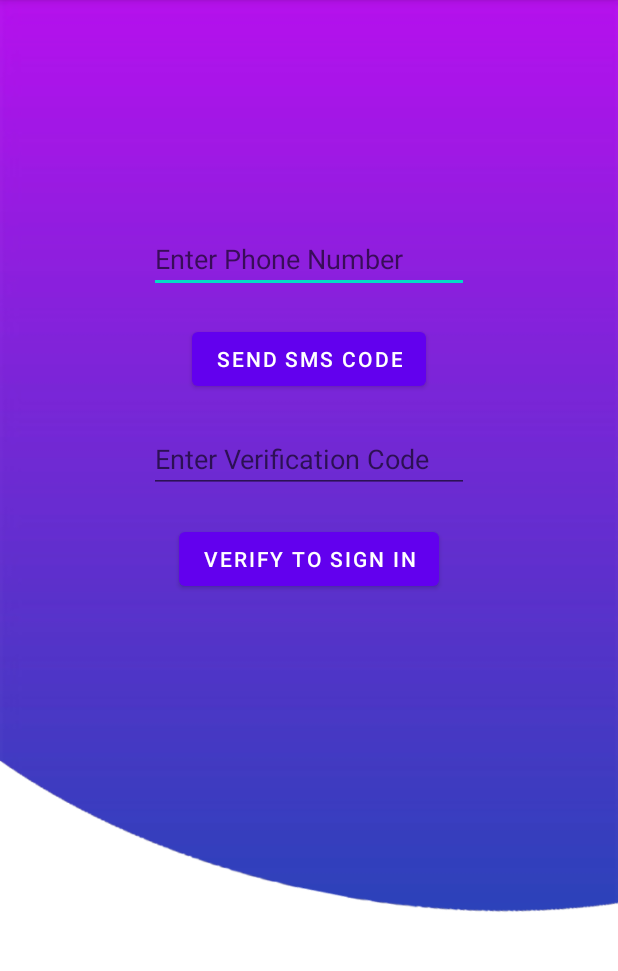
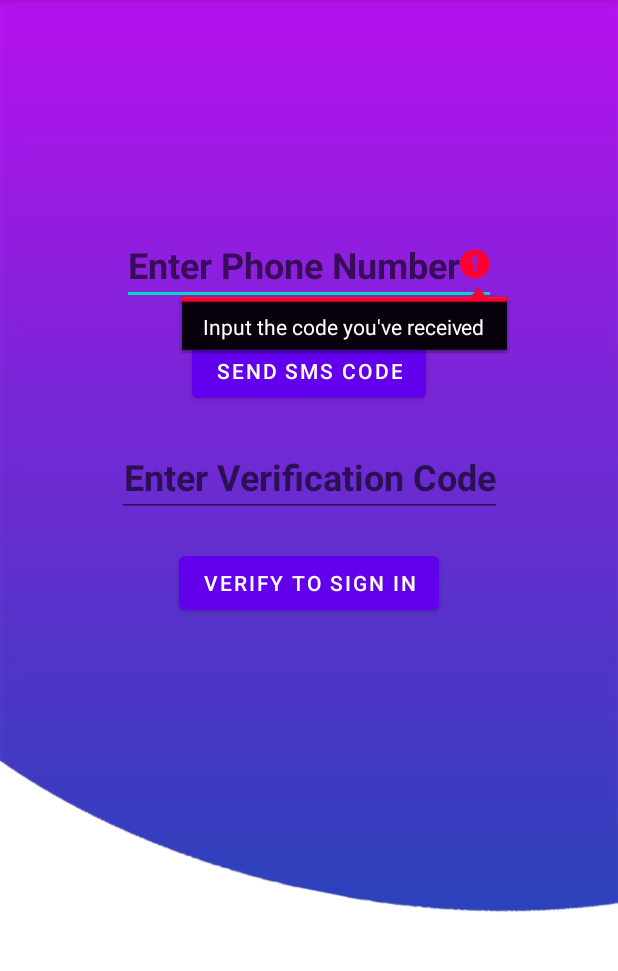
Before and after one commit to christyansegecs/AdviceMeApp, an Android app: the PhoneActivity screen opened directly, with no data from a screen before it, after a tap on "VERIFY TO SIGN IN", on a phone screen of 412 x 824 dp, the part 84-1055 px from its top. Run offline under Robolectric (Android 15) with nearby library versions, the phone set to English and light mode, and no system bars; our stand-ins replace Firebase (no records; nobody signed in at launch, a user with empty details on screens opened directly); 1 other tap on this screen came first.

Commit message:
Add some Phone Login validations and implements brazilian formated input phone

```diff
--- a/app/src/main/java/com/chris/adviceapp/view/LoginActivity.kt
+++ b/app/src/main/java/com/chris/adviceapp/view/LoginActivity.kt
@@ -212,6 +212,7 @@ class LoginActivity : AppCompatActivity() {
     private fun setButtonClickListener() {
 
         binding.btnLogin.setOnClickListener {
+
             val userEmail = binding.tvEmail.text.toString()
             val password = binding.tvPassword.text.toString()
 
--- a/app/src/main/java/com/chris/adviceapp/view/PhoneActivity.kt
+++ b/app/src/main/java/com/chris/adviceapp/view/PhoneActivity.kt
@@ -2,6 +2,7 @@ package com.chris.adviceapp.view
 
 import android.content.Intent
 import android.os.Bundle
+import android.telephony.PhoneNumberFormattingTextWatcher
 import android.util.Log
 import android.widget.Toast
 import androidx.appcompat.app.AppCompatActivity
@@ -11,6 +12,7 @@ import com.google.firebase.auth.FirebaseAuth
 import com.google.firebase.auth.PhoneAuthCredential
 import com.google.firebase.auth.PhoneAuthOptions
 import com.google.firebase.auth.PhoneAuthProvider
+import java.util.Locale
 import java.util.concurrent.TimeUnit
 
 class PhoneActivity : AppCompatActivity() {
@@ -26,25 +28,13 @@ class PhoneActivity : AppCompatActivity() {
         this.binding = ActivityPhoneBinding.inflate(layoutInflater)
         setContentView(this.binding.root)
 
-        binding.btnSms.setOnClickListener {
+        val country = Locale.getDefault().country
+        binding.tvPhone.addTextChangedListener(PhoneNumberFormattingTextWatcher(country))
+        setButtonClickListeners()
+        authenticationSettings()
+    }
 
-            val userPhoneNumber = binding.tvPhone.text.toString()
-
-            val options = PhoneAuthOptions.newBuilder(auth)
-                .setPhoneNumber(userPhoneNumber)
-                .setTimeout(60L, TimeUnit.SECONDS)
-                .setActivity(this)
-                .setCallbacks(callbacks)
-                .build()
-
-            PhoneAuthProvider.verifyPhoneNumber(options)
-            auth.useAppLanguage()
-        }
-
-        binding.btnSmsVerify.setOnClickListener {
-            signInWithSMSCode()
-        }
-
+    private fun authenticationSettings() {
         callbacks = object : PhoneAuthProvider.OnVerificationStateChangedCallbacks() {
             override fun onVerificationCompleted(credential: PhoneAuthCredential) {
                 Log.d("PhoneAuth", "onVerificationCompleted:$credential")
@@ -63,8 +53,21 @@ class PhoneActivity : AppCompatActivity() {
         }
     }
 
-    private fun signInWithSMSCode() {
-        val code = binding.tvPhoneVerify.text.toString()
+    private fun sendCodeToPhoneNumber(userPhoneNumber: String) {
+
+        val options = PhoneAuthOptions.newBuilder(auth)
+            .setPhoneNumber(userPhoneNumber)
+            .setTimeout(60L, TimeUnit.SECONDS)
+            .setActivity(this)
+            .setCallbacks(callbacks)
+            .build()
+
+        PhoneAuthProvider.verifyPhoneNumber(options)
+        auth.useAppLanguage()
+    }
+
+    private fun signInWithSMSCode(code: String) {
+
         val credential = PhoneAuthProvider.getCredential(verificationCode, code)
         signInWithPhoneAuthCredential(credential)
     }
@@ -84,4 +87,33 @@ class PhoneActivity : AppCompatActivity() {
             }
         }
     }
+
+    private fun setButtonClickListeners() {
+
+        binding.btnSms.setOnClickListener {
+
+            val userPhoneNumber = binding.tvPhone.text.toString()
+
+            if (userPhoneNumber.isEmpty()) {
+                binding.tvPhone.error = "Input Your Phone Number"
+            } else {
+                sendCodeToPhoneNumber(BrazilPrefixPhoneNumber + userPhoneNumber)
+            }
+        }
+
+        binding.btnSmsVerify.setOnClickListener {
+
+            val code = binding.tvPhoneVerify.text.toString()
+
+            if (code.isEmpty()) {
+                binding.tvPhone.error = "Input the code you've received"
+            } else {
+                signInWithSMSCode(code)
+            }
+        }
+    }
+
+    companion object {
+        const val BrazilPrefixPhoneNumber = "+55"
+    }
 }
--- a/app/src/main/res/layout/activity_phone.xml
+++ b/app/src/main/res/layout/activity_phone.xml
@@ -12,8 +12,12 @@
         android:layout_width="wrap_content"
         android:layout_height="wrap_content"
         android:hint="@string/enter_your_phone_number"
+        android:textAlignment="center"
+        android:maxLength="13"
         android:inputType="phone"
-        android:ems="10"
+        android:textColor="@color/white"
+        android:textStyle="bold"
+        android:textSize="24sp"
         android:layout_marginTop="150dp"
         app:layout_constraintEnd_toEndOf="parent"
         app:layout_constraintStart_toStartOf="parent"
@@ -35,8 +39,11 @@
         android:layout_height="wrap_content"
         android:inputType="phone"
         android:hint="@string/enter_verification_code"
+        android:textColor="@color/white"
+        android:textStyle="bold"
+        android:textSize="24sp"
+        android:textAlignment="center"
         android:layout_marginTop="20dp"
-        android:ems="10"
         app:layout_constraintEnd_toEndOf="parent"
         app:layout_constraintStart_toStartOf="parent"
         app:layout_constraintTop_toBottomOf="@+id/btnSms"/>
```
